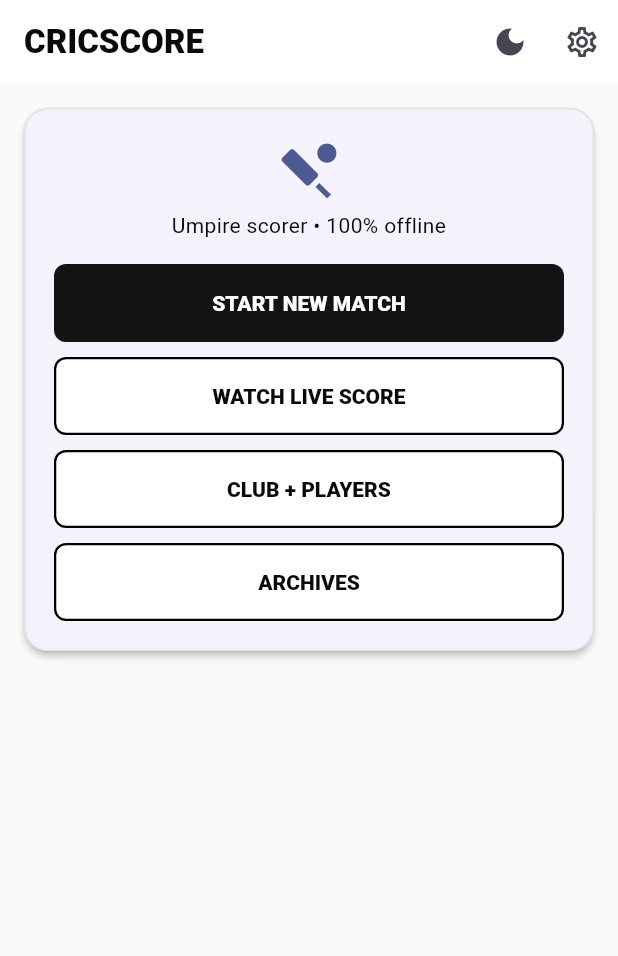
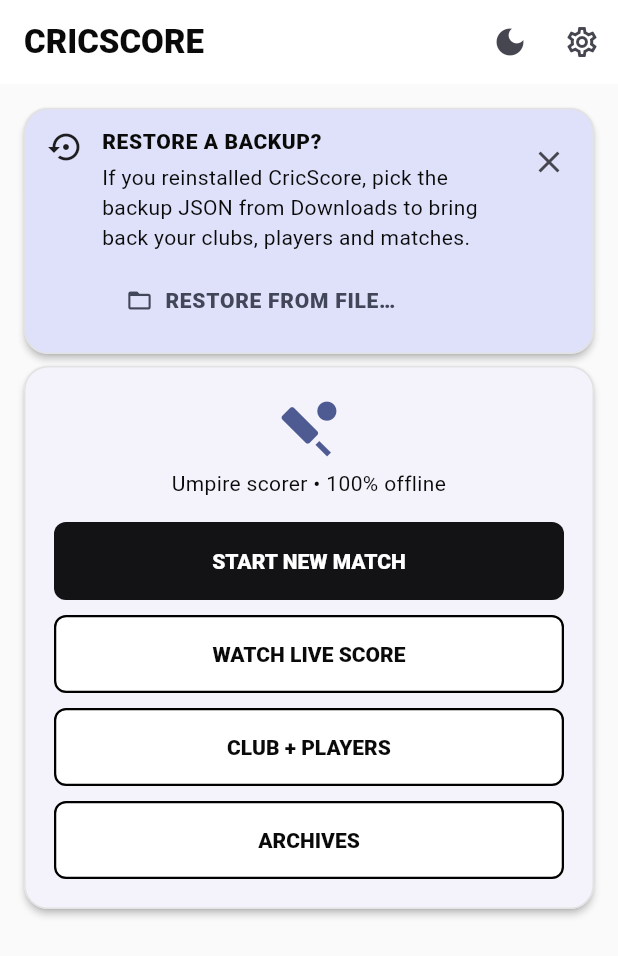
Before and after one commit to sanjaydev0/cricket-scoring-flutter, a Flutter app: the screen it shows after launch, on a phone screen of 412 x 824 dp. Shown: the top 956 px of the screen. Run offline on Flutter 3.47's test engine with Material 3 defaults, Android fonts, the phone set to English and light mode, and no system bars; our stand-ins replace audioplayers, shared_preferences, supabase_flutter; accounts and stored records are empty.

Commit message:
fix: one public backup file, read renamed copies, recover Downloads snapshots

```diff
--- a/lib/screens/home.dart
+++ b/lib/screens/home.dart
@@ -1,6 +1,7 @@
 import 'package:flutter/material.dart';
 import 'package:intl/intl.dart';
 
+import '../backup.dart';
 import '../ports/sync_port.dart';
 import '../store.dart';
 import '../theme.dart';
@@ -41,6 +42,60 @@
               child: ListView(
                 padding: const EdgeInsets.all(16),
                 children: [
+                  if (store.needsRestorePrompt &&
+                      store.roster.isEmpty &&
+                      store.clubs.isEmpty &&
+                      store.match == null) ...[
+                    Card(
+                      color: Theme.of(context).colorScheme.secondaryContainer,
+                      child: Padding(
+                        padding: const EdgeInsets.fromLTRB(16, 12, 6, 12),
+                        child: Row(
+                          crossAxisAlignment: CrossAxisAlignment.start,
+                          children: [
+                            const Padding(
+                              padding: EdgeInsets.only(top: 2),
+                              child: Icon(Icons.settings_backup_restore),
+                            ),
+                            const SizedBox(width: 12),
+                            Expanded(
+                              child: Column(
+                                crossAxisAlignment: CrossAxisAlignment.start,
+                                children: [
+                                  const Text(
+                                    'RESTORE A BACKUP?',
+                                    style: TextStyle(
+                                      fontWeight: FontWeight.w900,
+                                      letterSpacing: 0.4,
+                                    ),
+                                  ),
+                                  const SizedBox(height: 4),
+                                  const Text(
+                                    'If you reinstalled CricScore, pick the backup JSON from Downloads to bring back your clubs, players and matches.',
+                                  ),
+                                  const SizedBox(height: 8),
+                                  FilledButton.tonalIcon(
+                                    onPressed: () => _restoreFromFile(context),
+                                    icon: const Icon(
+                                      Icons.folder_open,
+                                      size: 18,
+                                    ),
+                                    label: const Text('RESTORE FROM FILE…'),
+                                  ),
+                                ],
+                              ),
+                            ),
+                            IconButton(
+                              tooltip: 'Dismiss',
+                              onPressed: store.dismissRestorePrompt,
+                              icon: const Icon(Icons.close),
+                            ),
+                          ],
+                        ),
+                      ),
+                    ),
+                    const SizedBox(height: 8),
+                  ],
                   if (store.restoredFromBackup) ...[
                     Card(
                       color: Theme.of(context).colorScheme.primary,
@@ -188,6 +243,14 @@
       ),
     );
     return yes == true;
+  }
+
+  Future<BackupRestore> _restoreFromFile(BuildContext context) async {
+    final result = await store.restoreFromPickedBackup();
+    if (!context.mounted) return result;
+    ScaffoldMessenger.of(context)
+        .showSnackBar(SnackBar(content: Text(result.message)));
+    return result;
   }
 
   void _settingsSheet(BuildContext context) {
@@ -457,13 +520,10 @@
                             title: 'Restore from file?',
                             body: 'Pick a CricScore backup JSON. This replaces the current clubs, players, live match and archives.',
                           );
-                          if (!yes) return;
-                          final result = await store.restoreFromPickedBackup();
+                          if (!yes || !context.mounted) return;
+                          final result = await _restoreFromFile(context);
                           if (!context.mounted) return;
                           if (result.ok) Navigator.of(context).pop();
-                          ScaffoldMessenger.of(context).showSnackBar(
-                            SnackBar(content: Text(result.message)),
-                          );
                         },
                         icon: const Icon(Icons.folder_open, size: 18),
                         label: const Text('RESTORE FROM FILE…'),
```
Also changed, not shown: lib/store.dart (+22 -1 lines), 3 other files.
